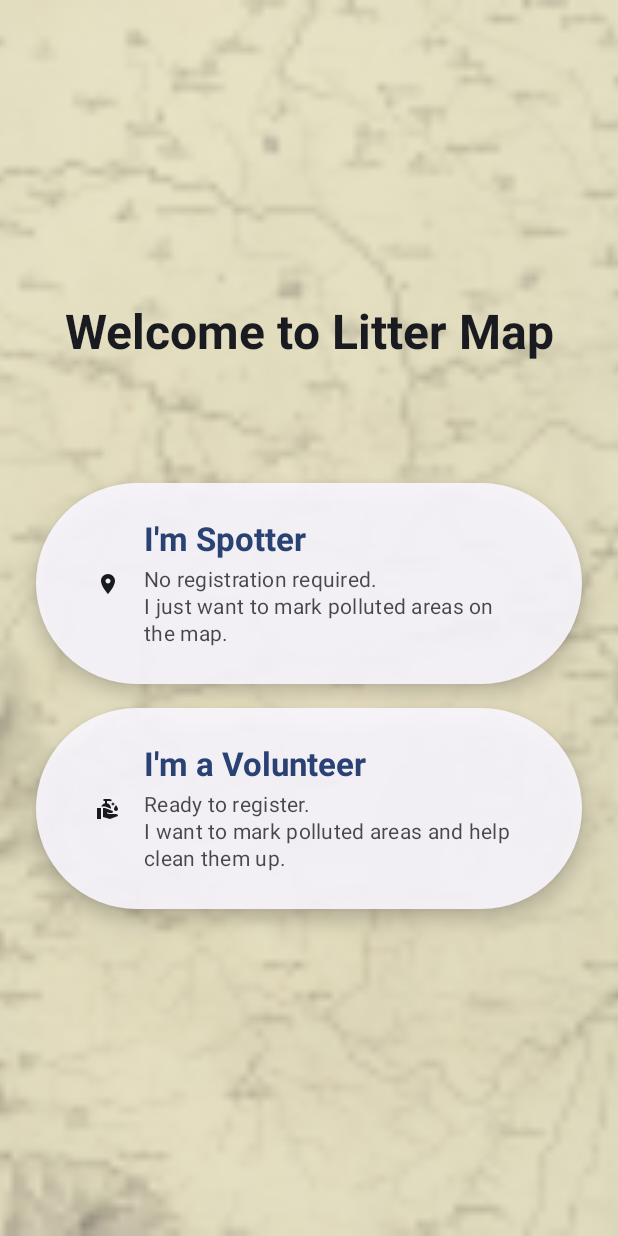
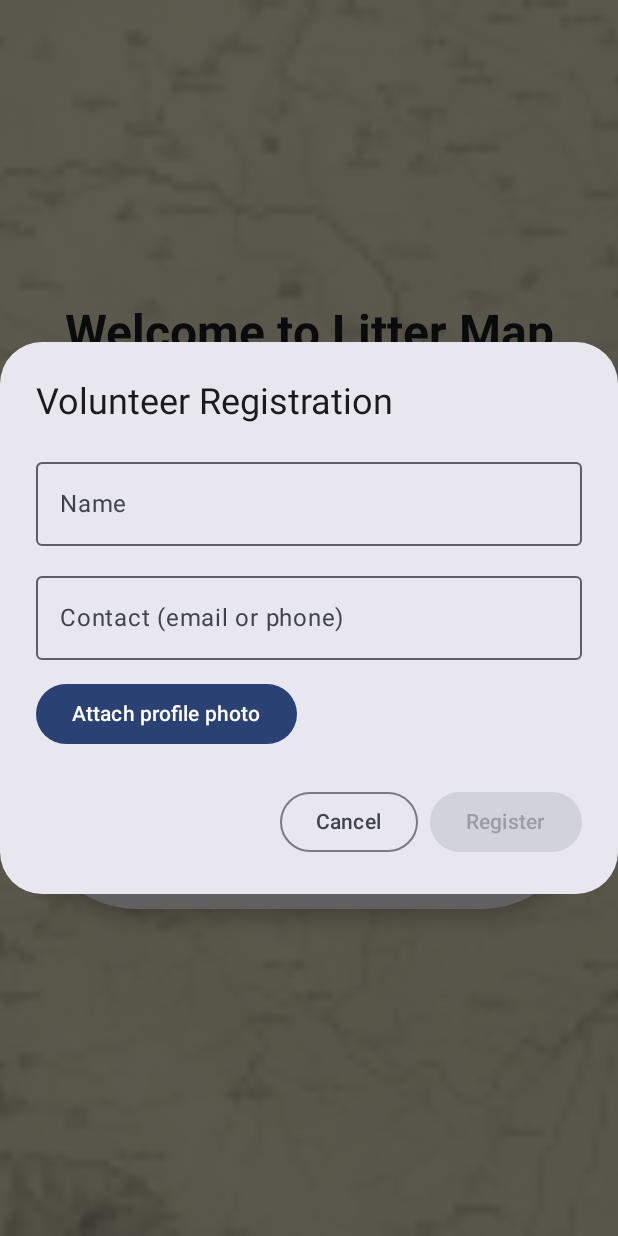
Before and after one commit to i-plc-rus/EARTEM, an Android app built with Jetpack Compose: the screen it shows after launch (MainActivity), after a tap on "I'm a Volunteer", on a phone screen of 412 x 824 dp. Run offline under Robolectric (Android 15) with nearby library versions, the phone set to English and light mode, and no system bars.

Commit message:
add location and and reg form

```diff
--- a/app/build.gradle.kts
+++ b/app/build.gradle.kts
@@ -12,8 +12,8 @@ android {
         applicationId = "ru.iplc.eartem"
         minSdk = 29
         targetSdk = 36
-        versionCode = 113
-        versionName = "1.1.3"
+        versionCode = 115
+        versionName = "1.1.5"
 
         testInstrumentationRunner = "androidx.test.runner.AndroidJUnitRunner"
     }
@@ -52,6 +52,7 @@ dependencies {
     implementation(libs.androidx.ui.graphics)
     implementation(libs.androidx.ui.tooling.preview)
     implementation(libs.androidx.material3)
+    implementation(libs.androidx.media3.common.ktx)
     testImplementation(libs.junit)
     androidTestImplementation(libs.androidx.junit)
     androidTestImplementation(libs.androidx.espresso.core)
--- a/app/src/main/java/ru/iplc/eartem/MainActivity.kt
+++ b/app/src/main/java/ru/iplc/eartem/MainActivity.kt
@@ -5,8 +5,10 @@ import android.content.pm.PackageManager
 import android.net.Uri
 import android.os.Bundle
 import androidx.activity.ComponentActivity
+import androidx.activity.compose.rememberLauncherForActivityResult
 import androidx.activity.compose.setContent
 import androidx.activity.enableEdgeToEdge
+import androidx.activity.result.contract.ActivityResultContracts
 import androidx.compose.foundation.Image
 import androidx.compose.foundation.background
 import androidx.compose.foundation.layout.*
@@ -33,6 +35,7 @@ import androidx.compose.ui.viewinterop.AndroidView
 import androidx.core.app.ActivityCompat
 import androidx.lifecycle.DefaultLifecycleObserver
 import androidx.lifecycle.LifecycleOwner
+import androidx.media3.common.util.Log
 import androidx.navigation.compose.NavHost
 import androidx.navigation.compose.composable
 import androidx.navigation.compose.rememberNavController
@@ -70,6 +73,8 @@ class MainActivity : ComponentActivity() {
 fun WelcomeScreen(
     onSpotterClick: () -> Unit
 ) {
+    var showVolunteerDialog by remember { mutableStateOf(false) }
+
     Scaffold(modifier = Modifier.fillMaxSize()) { innerPadding ->
         Box(modifier = Modifier.fillMaxSize()) {
             StylizedBackground()
@@ -116,7 +121,7 @@ fun WelcomeScreen(
                             title = "I'm a Volunteer",
                             subtitle = "Ready to register.\nI want to mark polluted areas and help clean them up.",
                             icon = Icons.Default.CleanHands,
-                            onClick = { /* Volunteer click */ },
+                            onClick = { showVolunteerDialog = true },
                             modifier = Modifier.padding(bottom = 16.dp)
                         )
                     }
@@ -124,7 +129,18 @@ fun WelcomeScreen(
             }
         }
     }
+
+    if (showVolunteerDialog) {
+        VolunteerRegistrationDialog(
+            onDismiss = { showVolunteerDialog = false },
+            onSave = { name, contact, photoUri ->
+                // TODO: отправить на сервер
+                showVolunteerDialog = false
+            }
+        )
+    }
 }
+
 
 @Composable
 fun StylizedBackground() {
@@ -222,8 +238,17 @@ fun MapScreen() {
                         }
                     }
                 }
+
+                // 🔽 вот сюда вставляем
+                map.setOnMapClickListener { latLng ->
+                    map.clear()
+                    map.addMarker(com.google.android.gms.maps.model.MarkerOptions().position(latLng))
+                    selectedMarker = latLng
+                    showDialog = true
+                }
             }
         }
+
 
         FloatingActionButton(
             onClick = {
@@ -249,57 +274,87 @@ fun MapScreen() {
         MarkDialog(
             latLng = selectedMarker!!,
             onDismiss = { showDialog = false },
-            onSave = { description, photoUri ->
-                // TODO: обработка (сохранить/отправить на сервер)
+            onSave = { description, shortText, photoUri ->
+                // TODO: отправка на сервер
+                Log.d("MapScreen", "Saved: $description, $shortText, $photoUri")
                 showDialog = false
             }
         )
     }
+
 }
 
 @Composable
 fun MarkDialog(
     latLng: LatLng,
     onDismiss: () -> Unit,
-    onSave: (String, Uri?) -> Unit
+    onSave: (description: String, shortText: String, photoUri: Uri) -> Unit
 ) {
     var description by remember { mutableStateOf("") }
+    var shortText by remember { mutableStateOf("") }
     var photoUri by remember { mutableStateOf<Uri?>(null) }
+
+    val launcher = rememberLauncherForActivityResult(
+        contract = ActivityResultContracts.GetContent()
+    ) { uri: Uri? ->
+        photoUri = uri
+    }
 
     AlertDialog(
         onDismissRequest = onDismiss,
-        title = { Text("Mark pollution point") },
+        title = { Text("Add pollution point") },
         text = {
-            Column {
-                Text("Coordinates: ${latLng.latitude}, ${latLng.longitude}")
+            Column(
+                modifier = Modifier.verticalScroll(rememberScrollState())
+            ) {
+                Text("Location: ${latLng.latitude}, ${latLng.longitude}")
 
-                Spacer(Modifier.height(8.dp))
+                Spacer(Modifier.height(12.dp))
+                OutlinedTextField(
+                    value = shortText,
+                    onValueChange = { shortText = it },
+                    label = { Text("Short description of the pollution point (e.g. “Near café”)") },
+                    modifier = Modifier.fillMaxWidth()
+                )
+
+                Spacer(Modifier.height(12.dp))
                 OutlinedTextField(
                     value = description,
                     onValueChange = { description = it },
                     label = { Text("Description") },
-                    modifier = Modifier.fillMaxWidth()
+                    modifier = Modifier.fillMaxWidth(),
+                    minLines = 3
                 )
 
-                Spacer(Modifier.height(8.dp))
-                Button(onClick = { /* TODO: открыть фото-пикер */ }) {
-                    Text("Attach Photo")
+                Spacer(Modifier.height(12.dp))
+                Button(onClick = { launcher.launch("image/*") }) {
+                    Text("Прикрепить фото")
                 }
-                photoUri?.let { Text("Photo selected: $it") }
+                photoUri?.let {
+                    Text("Выбрано фото: $it", fontSize = 12.sp)
+                }
             }
         },
         confirmButton = {
-            Button(onClick = { onSave(description, photoUri) }) {
-                Text("Save")
+            Button(
+                onClick = {
+                    if (photoUri != null && description.isNotBlank()) {
+                        onSave(description, shortText, photoUri!!)
+                    }
+                },
+                enabled = photoUri != null && description.isNotBlank()
+            ) {
+                Text("Сохранить")
             }
         },
         dismissButton = {
             OutlinedButton(onClick = onDismiss) {
-                Text("Cancel")
+                Text("Отмена")
             }
         }
     )
 }
+
 
 @Composable
 fun rememberMapViewWithLifecycle(): MapView {
@@ -331,6 +386,70 @@ fun rememberMapViewWithLifecycle(): MapView {
 }
 
 
+@Composable
+fun VolunteerRegistrationDialog(
+    onDismiss: () -> Unit,
+    onSave: (name: String, contact: String, photoUri: Uri?) -> Unit
+) {
+    var name by remember { mutableStateOf("") }
+    var contact by remember { mutableStateOf("") }
+    var photoUri by remember { mutableStateOf<Uri?>(null) }
+
+    val launcher = rememberLauncherForActivityResult(
+        contract = ActivityResultContracts.GetContent()
+    ) { uri: Uri? ->
+        photoUri = uri
+    }
+
+    AlertDialog(
+        onDismissRequest = onDismiss,
+        title = { Text("Volunteer Registration") },
+        text = {
+            Column(modifier = Modifier.verticalScroll(rememberScrollState())) {
+                OutlinedTextField(
+                    value = name,
+                    onValueChange = { name = it },
+                    label = { Text("Name") },
+                    modifier = Modifier.fillMaxWidth()
+                )
+
+                Spacer(Modifier.height(12.dp))
+                OutlinedTextField(
+                    value = contact,
+                    onValueChange = { contact = it },
+                    label = { Text("Contact (email or phone)") },
+                    modifier = Modifier.fillMaxWidth()
+                )
+
+                Spacer(Modifier.height(12.dp))
+                Button(onClick = { launcher.launch("image/*") }) {
+                    Text("Attach profile photo")
+                }
+
+                photoUri?.let {
+                    Text("Selected photo: $it", fontSize = 12.sp)
+                }
+            }
+        },
+        confirmButton = {
+            Button(
+                onClick = { onSave(name, contact, photoUri) },
+                enabled = name.isNotBlank() && contact.isNotBlank()
+            ) {
+                Text("Register")
+            }
+        },
+        dismissButton = {
+            OutlinedButton(onClick = onDismiss) {
+                Text("Cancel")
+            }
+        }
+    )
+}
+
+
+
+
 
 @Preview(showBackground = true, device = "spec:width=411dp,height=891dp")
 @Composable
--- a/gradle/libs.versions.toml
+++ b/gradle/libs.versions.toml
@@ -11,6 +11,7 @@ lifecycleRuntimeKtx = "2.9.2"
 activityCompose = "1.10.1"
 composeBom = "2024.09.00"
 navigationCompose = "2.9.3"
+media3CommonKtx = "1.8.0"
 
 [libraries]
 androidx-core-ktx = { group = "androidx.core", name = "core-ktx", version.ref = "coreKtx" }
@@ -30,6 +31,7 @@ androidx-ui-test-manifest = { group = "androidx.compose.ui", name = "ui-test-man
 androidx-ui-test-junit4 = { group = "androidx.compose.ui", name = "ui-test-junit4" }
 androidx-material3 = { group = "androidx.compose.material3", name = "material3" }
 androidx-navigation-compose = { group = "androidx.navigation", name = "navigation-compose", version.ref = "navigationCompose" }
+androidx-media3-common-ktx = { group = "androidx.media3", name = "media3-common-ktx", version.ref = "media3CommonKtx" }
 
 [plugins]
 android-application = { id = "com.android.application", version.ref = "agp" }
```
